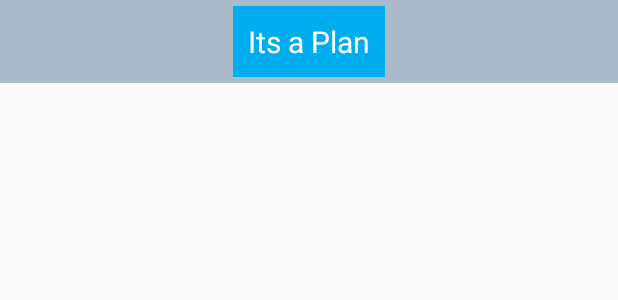
After one commit to OregonGEARUP/AndroidApplication, an Android app: the layout starting_block_list.xml on its own in the app's theme, with its tools: preview values and no code run, on a phone screen of 412 x 824 dp. The commit adds this screen. Shown: the top 300 px of the screen. Run offline under Robolectric (Android 15) with nearby library versions, the light colour scheme and no system bars.

Commit message:
Added custom list view

```diff
--- a/ItsAPlan/app/src/main/res/layout/content_starting_block.xml
+++ b/ItsAPlan/app/src/main/res/layout/content_starting_block.xml
@@ -12,9 +12,8 @@
         android:layout_height="match_parent"
         android:id="@android:id/list"
         android:layout_alignParentTop="true"
-        android:layout_alignParentLeft="true"
         android:layout_alignParentStart="true"
-        android:layout_alignParentEnd="true"  />
+        android:layout_marginTop="62dp" />
 
     <TextView
         android:id="@android:id/empty"
--- /dev/null
+++ b/ItsAPlan/app/src/main/res/layout/starting_block_list.xml
@@ -0,0 +1,31 @@
+<?xml version="1.0" encoding="utf-8"?>
+<RelativeLayout xmlns:android="http://schemas.android.com/apk/res/android"
+                xmlns:tools="http://schemas.android.com/tools"
+                android:layout_width="match_parent"
+                android:layout_height="wrap_content"
+    android:paddingLeft="64dp"
+    android:paddingRight="32dp"
+    android:paddingTop="4dp"
+    android:paddingBottom="4dp"
+                tools:background="#ffaabbcc"
+                >
+
+    <TextView
+        android:id="@+id/startingBlockNameLabel"
+        android:layout_width="wrap_content"
+        android:layout_height="wrap_content"
+        android:layout_centerHorizontal="true"
+        android:paddingRight="10dp"
+        android:paddingLeft="10dp"
+        android:paddingTop="10dp"
+        android:paddingBottom="10dp"
+        android:background="#00aeef"
+        android:textColor="#ffffffff"
+        android:textSize="20sp"
+        tools:text="Its a Plan"
+
+        />
+
+
+
+</RelativeLayout>
```
Also changed, not shown: ItsAPlan/app/src/main/java/androidapplication/oregongoestocollege/org/itsaplan/adapters/StartingBlockAdapter.java (added, +73 -0 lines), ItsAPlan/app/src/main/java/androidapplication/oregongoestocollege/org/itsaplan/ui/StartingBlockActivity.java (+15 -0 lines).
